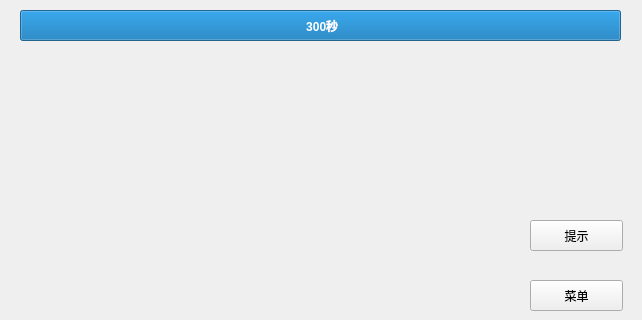
Old version of the form cgamedlg.ui in the repository wgananh/Formal_Brmal_Bejeweled; both pictures show x 0 to 642 and y 0 to 320 of the 642 by 484 pixel window.
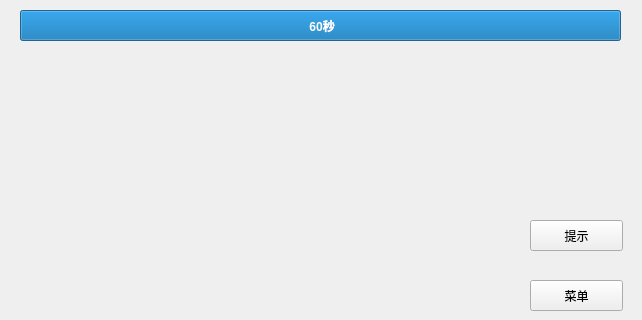
New version of the form. Icons and pictures are not drawn.

Commit message: 0:23  超级2.0

What changed in the file:
```diff
--- a/cgamedlg.ui
+++ b/cgamedlg.ui
@@ -37,10 +37,10 @@
      </font>
     </property>
     <property name="maximum">
-     <number>300</number>
+     <number>60</number>
     </property>
     <property name="value">
-     <number>300</number>
+     <number>60</number>
     </property>
     <property name="alignment">
      <set>Qt::AlignCenter</set>
```
The commit also changes 2 other files.
